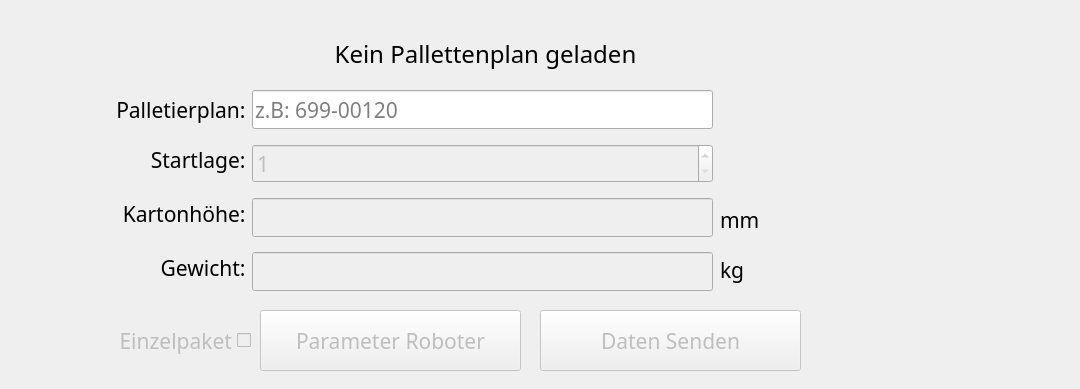
Qt form MainWindow.ui (Snupai/MultipackParser) before a commit.
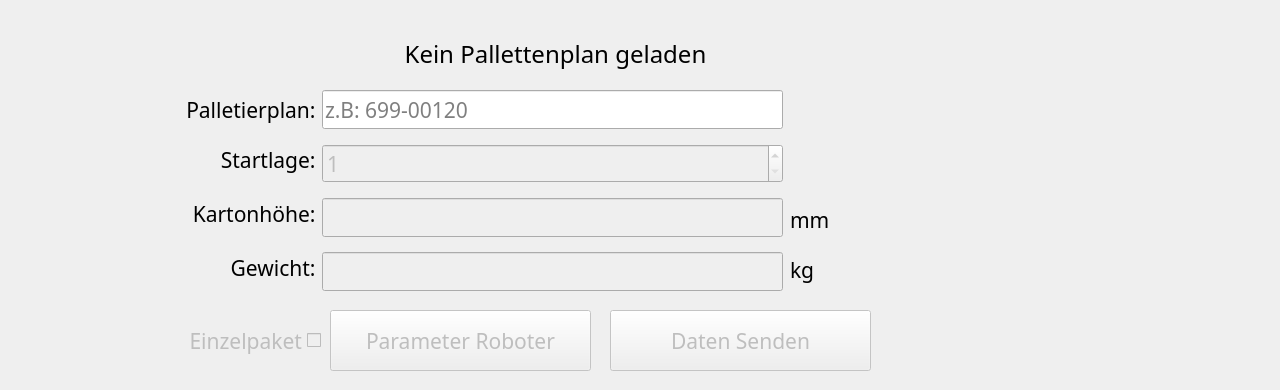
The same form after that commit. The open tabs and pages were chosen to show the change. Icons and pictures are not drawn.

Commit message: Increase MainWindow dimensions and resize various UI elements for improved layout consistency across widgets and labels

The edit to the form file:
```diff
--- a/MainWindow.ui
+++ b/MainWindow.ui
@@ -10,20 +10,20 @@
    <rect>
     <x>0</x>
     <y>0</y>
-    <width>1080</width>
-    <height>389</height>
+    <width>1280</width>
+    <height>390</height>
    </rect>
   </property>
   <property name="minimumSize">
    <size>
-    <width>1080</width>
-    <height>389</height>
+    <width>1280</width>
+    <height>390</height>
    </size>
   </property>
   <property name="maximumSize">
    <size>
-    <width>1080</width>
-    <height>389</height>
+    <width>1280</width>
+    <height>390</height>
    </size>
   </property>
   <property name="palette">
@@ -145,8 +145,8 @@
     <rect>
      <x>0</x>
      <y>0</y>
-     <width>1080</width>
-     <height>389</height>
+     <width>1280</width>
+     <height>390</height>
     </rect>
    </property>
    <property name="sizePolicy">
@@ -202,7 +202,7 @@
      </property>
      <property name="geometry">
       <rect>
-       <x>80</x>
+       <x>150</x>
        <y>310</y>
        <width>171</width>
        <height>61</height>
@@ -230,7 +230,7 @@
      </property>
      <property name="geometry">
       <rect>
-       <x>540</x>
+       <x>610</x>
        <y>310</y>
        <width>261</width>
        <height>61</height>
@@ -255,7 +255,7 @@
      </property>
      <property name="geometry">
       <rect>
-       <x>260</x>
+       <x>330</x>
        <y>310</y>
        <width>261</width>
        <height>61</height>
@@ -277,7 +277,7 @@
     <widget class="QLabel" name="label_7">
      <property name="geometry">
       <rect>
-       <x>820</x>
+       <x>940</x>
        <y>70</y>
        <width>250</width>
        <height>250</height>
@@ -296,7 +296,7 @@
     <widget class="QLabel" name="LabelPalletenplanInfo">
      <property name="geometry">
       <rect>
-       <x>250</x>
+       <x>320</x>
        <y>40</y>
        <width>471</width>
        <height>31</height>
@@ -320,7 +320,7 @@
     <widget class="QLabel" name="label_9">
      <property name="geometry">
       <rect>
-       <x>720</x>
+       <x>790</x>
        <y>200</y>
        <width>121</width>
        <height>41</height>
@@ -342,7 +342,7 @@
     <widget class="QLabel" name="label_10">
      <property name="geometry">
       <rect>
-       <x>720</x>
+       <x>790</x>
        <y>250</y>
        <width>121</width>
        <height>41</height>
@@ -364,7 +364,7 @@
     <widget class="QLineEdit" name="EingabePallettenplan">
      <property name="geometry">
       <rect>
-       <x>252</x>
+       <x>322</x>
        <y>90</y>
        <width>461</width>
        <height>39</height>
@@ -395,7 +395,7 @@
     <widget class="QLabel" name="label_4">
      <property name="geometry">
       <rect>
-       <x>10</x>
+       <x>80</x>
        <y>248</y>
        <width>241</width>
        <height>41</height>
@@ -417,7 +417,7 @@
     <widget class="QLabel" name="label">
      <property name="geometry">
       <rect>
-       <x>10</x>
+       <x>80</x>
        <y>90</y>
        <width>241</width>
        <height>41</height>
@@ -442,7 +442,7 @@
     <widget class="QPushButton" name="LadePallettenplan">
      <property name="geometry">
       <rect>
-       <x>725</x>
+       <x>795</x>
        <y>80</y>
        <width>60</width>
        <height>60</height>
@@ -480,7 +480,7 @@
     <widget class="QLabel" name="label_2">
      <property name="geometry">
       <rect>
-       <x>10</x>
+       <x>80</x>
        <y>140</y>
        <width>241</width>
        <height>41</height>
@@ -505,7 +505,7 @@
      </property>
      <property name="geometry">
       <rect>
-       <x>252</x>
+       <x>322</x>
        <y>144</y>
        <width>461</width>
        <height>39</height>
@@ -548,7 +548,7 @@
     <widget class="QLabel" name="label_3">
      <property name="geometry">
       <rect>
-       <x>10</x>
+       <x>80</x>
        <y>194</y>
        <width>241</width>
        <height>41</height>
@@ -573,7 +573,7 @@
      </property>
      <property name="geometry">
       <rect>
-       <x>252</x>
+       <x>322</x>
        <y>252</y>
        <width>461</width>
        <height>39</height>
@@ -601,7 +601,7 @@
      </property>
      <property name="geometry">
       <rect>
-       <x>252</x>
+       <x>322</x>
        <y>198</y>
        <width>461</width>
        <height>39</height>
```
Left out of the diff: 30 changed lines with no effect on the pictures. The commit also changes 1 other file.
